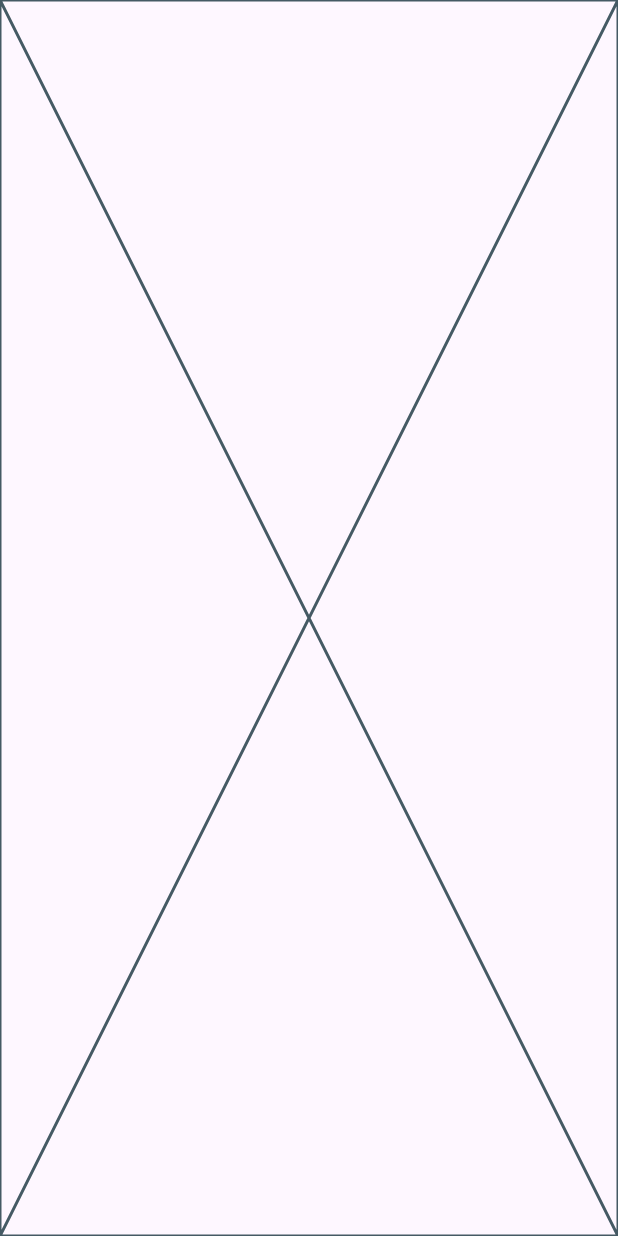
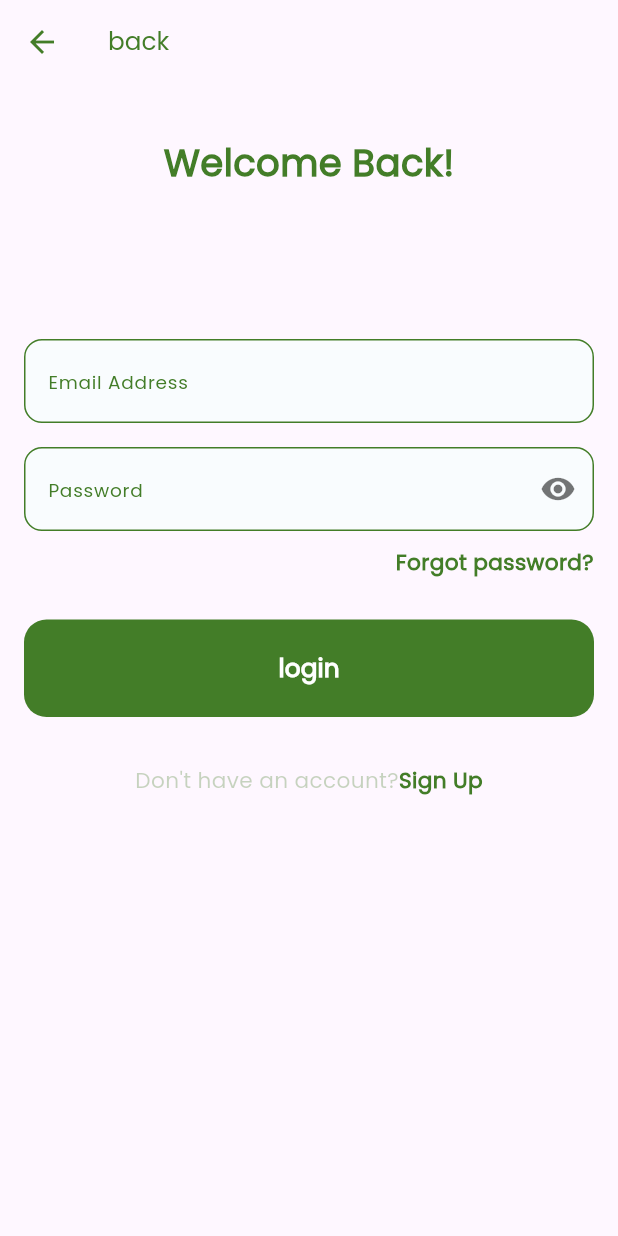
Before and after one commit to Mohamedgamaal16/TEKNOSOFT, a Flutter app: the SignInView screen opened by its route, on a phone screen of 412 x 824 dp. Run offline on Flutter 3.47's test engine with Material 3 defaults, Android fonts, the phone set to English and light mode, and no system bars; our stand-ins replace dio, go_router, image_picker, shared_preferences; accounts and stored records are empty.

Commit message:
sign in ui done

```diff
--- a/lib/core/utils/app_styles.dart
+++ b/lib/core/utils/app_styles.dart
@@ -83,6 +83,8 @@ static TextStyle poppinsStyleSemiBold16(BuildContext context) {
       fontWeight: FontWeight.w700,
     );
   }
+
+  static interStyleSemiBold16(BuildContext context) {}
 }
 
 double getResponsiveFontSize(BuildContext context, {required double fontSize}) {
--- a/lib/core/widgets/custom_input_field.dart
+++ b/lib/core/widgets/custom_input_field.dart
@@ -1,24 +1,22 @@
 import 'package:climb_up/core/utils/app_styles.dart';
+import 'package:climb_up/core/utils/constants.dart';
 import 'package:flutter/material.dart';
 
 class CustomInputField extends StatefulWidget {
-  const CustomInputField(
-      {super.key,
+  const CustomInputField({
+    super.key,
     required this.labelText,
     required this.hintText,
     this.suffixIcon = false,
     this.isDense,
     this.obscureText = false,
     this.controller,
-      required this.prefixIcon});
+  });
 
-  final String labelText;
-  final String hintText;
-  final bool suffixIcon;
+  final String labelText, hintText;
+  final bool suffixIcon, obscureText;
   final bool? isDense;
-  final bool obscureText;
   final TextEditingController? controller;
-  final Icon prefixIcon;
 
   @override
   State<CustomInputField> createState() => _CustomInputFieldState();
@@ -29,14 +27,7 @@ class _CustomInputFieldState extends State<CustomInputField> {
 
   @override
   Widget build(BuildContext context) {
-    return Column(
-      crossAxisAlignment: CrossAxisAlignment.start,
-      children: [
-        Text(
-          widget.labelText,
-          style: AppStyles.poppinsStyleRegular14(context),
-        ),
-        Container(
+    return Container(
       decoration: ShapeDecoration(
           shape: RoundedRectangleBorder(
         borderRadius: BorderRadius.circular(10),
@@ -52,11 +43,10 @@ class _CustomInputFieldState extends State<CustomInputField> {
         },
         obscureText: (widget.obscureText && _obscureText),
         decoration: InputDecoration(
-                prefixIcon: widget.prefixIcon,
-                border: removeBorder(),
-                enabledBorder: removeBorder(),
-                focusedBorder: removeBorder(),
-                disabledBorder: removeBorder(),
+            border: outline(),
+            enabledBorder: outline(),
+            focusedBorder: outline(),
+            disabledBorder: outline(),
             fillColor: const Color(0xFFF9FCFE),
             filled: true,
             isDense: (widget.isDense != null) ? widget.isDense : false,
@@ -79,16 +69,24 @@ class _CustomInputFieldState extends State<CustomInputField> {
                 ? const BoxConstraints(maxHeight: 33)
                 : null,
             hintText: widget.hintText,
+            label: Text(
+              widget.labelText,
+              style: AppStyles.poppinsStyleRegular12(context),
+            ),
             hintStyle: AppStyles.poppinsStyleRegular14(context)),
         controller: widget.controller,
       ),
-        )
-      ],
     );
+  }
+
+  OutlineInputBorder outline() {
+    return OutlineInputBorder(
+        borderSide: const BorderSide(color: AppColors.kPrimaryColor),
+        borderRadius: BorderRadius.circular(12));
   }
 
   UnderlineInputBorder removeBorder() {
     return const UnderlineInputBorder(
-        borderSide: BorderSide(style: BorderStyle.none));
+        borderSide: BorderSide(style: BorderStyle.solid));
   }
 }
--- /dev/null
+++ b/lib/core/widgets/custom_sign_footer.dart
@@ -0,0 +1,30 @@
+import 'package:climb_up/core/utils/app_styles.dart';
+import 'package:flutter/material.dart';
+
+class CustomSignFooter extends StatelessWidget {
+  const CustomSignFooter({
+    super.key,
+     required this.pageName, required this.onTap, required this.sentence,
+  });
+final String pageName,sentence;
+final void Function()? onTap;
+  @override
+  Widget build(BuildContext context) {
+    return Row(
+      mainAxisAlignment: MainAxisAlignment.center,
+      children: [
+        Text(
+          "Don't have an account?",
+          style: AppStyles.poppinsStyleRegular14(context),
+        ),
+        GestureDetector(
+          onTap: onTap,
+          child: Text(
+            'Sign Up',
+            style: AppStyles.poppinsStyleBold14(context),
+          ),
+        )
+      ],
+    );
+  }
+}
--- a/lib/features/signin/presention/sign_in_view.dart
+++ b/lib/features/signin/presention/sign_in_view.dart
@@ -1,11 +1,30 @@
+import 'package:climb_up/core/utils/app_styles.dart';
+import 'package:climb_up/core/utils/constants.dart';
 import 'package:climb_up/features/signin/presention/widgets/sign_in_view_body.dart';
 import 'package:flutter/material.dart';
+import 'package:go_router/go_router.dart';
 
 class SignInView extends StatelessWidget {
   const SignInView({super.key});
 
   @override
   Widget build(BuildContext context) {
-    return const Scaffold(body: SafeArea(child: SignInViewBody()),);
+    return Scaffold(
+      appBar: AppBar(
+        title: Text(
+          'back',
+          style: AppStyles.poppinsStyleMedium16(context),
+        ),
+        leading: IconButton(
+            onPressed: () {
+              GoRouter.of(context).pop();
+            },
+            icon: const Icon(
+              Icons.arrow_back,
+              color: AppColors.kPrimaryColor,
+            )),
+      ),
+      body: const SafeArea(child: SignInViewBody()),
+    );
   }
 }
--- a/lib/features/signin/presention/widgets/sign_in_view_body.dart
+++ b/lib/features/signin/presention/widgets/sign_in_view_body.dart
@@ -1,10 +1,85 @@
+import 'package:climb_up/core/utils/app_router.dart';
+import 'package:climb_up/core/utils/app_styles.dart';
+import 'package:climb_up/core/utils/constants.dart';
+import 'package:climb_up/core/widgets/custom_button.dart';
+import 'package:climb_up/core/widgets/custom_input_field.dart';
+import 'package:climb_up/core/widgets/custom_sign_footer.dart';
 import 'package:flutter/material.dart';
+import 'package:go_router/go_router.dart';
 
 class SignInViewBody extends StatelessWidget {
   const SignInViewBody({super.key});
 
   @override
   Widget build(BuildContext context) {
-    return const Placeholder();
+    return SizedBox(
+      width: MediaQuery.of(context).size.width * 1,
+      child: Padding(
+        padding: const EdgeInsets.symmetric(horizontal:16.0),
+        child: Column(
+          crossAxisAlignment: CrossAxisAlignment.center,
+          children: [
+            const SizedBox(
+              height: 35,
+            ),
+            Text(
+              'Welcome Back!',
+              style: AppStyles.poppinsStyleBold24(context),
+            ),
+            const SizedBox(
+              height: 100,
+            ),
+            const CustomInputField(
+              labelText: 'Email Address',
+              hintText: 'Enter your email',
+            ),
+            const SizedBox(
+              height: 16,
+            ),
+            const CustomInputField(
+              labelText: 'Password',
+              hintText: "Enter your password",
+              obscureText: true,
+              suffixIcon: true,
+            ),const SizedBox(
+              height: 11,
+            ),
+            SizedBox(
+              width: MediaQuery.of(context).size.width * 1,
+              child: Text(
+                'Forgot password?',
+                style: AppStyles.poppinsStyleBold14(context),
+                textAlign: TextAlign.end,
+              ),
+            ),
+            const SizedBox(
+              height: 27,
+            ),
+            Row(
+              children: [
+                Expanded(
+                  child: CustomButton(
+                    color: AppColors.kPrimaryColor,
+                    labelName: 'login',
+                    textColor: Colors.white,
+                    onPressed: () {},
+                  ),
+                ),
+              ],
+            ),
+            const SizedBox(
+              height: 32,
+            ),
+            CustomSignFooter(
+              pageName: 'Sign Up',
+              onTap: () {
+                GoRouter.of(context).push(AppRouter.kSignUp);
+              },
+              sentence: "Don't have an account?",
+            )
+          ],
+        ),
+      ),
+    );
   }
 }
--- a/lib/features/splash/presention/widgets/splash_view_body.dart
+++ b/lib/features/splash/presention/widgets/splash_view_body.dart
@@ -65,7 +65,8 @@ class _SplashViewBodyState extends State<SplashViewBody>
                 child: CustomButton(
                   textColor: Colors.white,
                   onPressed: () {
-                    GoRouter.of(context).replace(AppRouter.kLogInView); // Use replace instead of push
+                    GoRouter.of(context).push(
+                        AppRouter.kLogInView); // Use replace instead of push
                   },
                   haveBorder: true,
                   color: AppColors.kPrimaryColor,
@@ -83,7 +84,8 @@ class _SplashViewBodyState extends State<SplashViewBody>
                 child: CustomButton(
                   textColor: AppColors.kPrimaryColor,
                   onPressed: () {
-                    GoRouter.of(context).replace(AppRouter.kSignUp); // Use replace instead of push
+                    GoRouter.of(context)
+                        .push(AppRouter.kSignUp); // Use replace instead of push
                   },
                   color: Colors.white,
                   labelName: 'Sign Up',
```
Also changed, not shown: lib/features/signup/presention/sign_up_view.dart (+20 -1 lines). Lines whose indentation alone changed are shown as unchanged.
